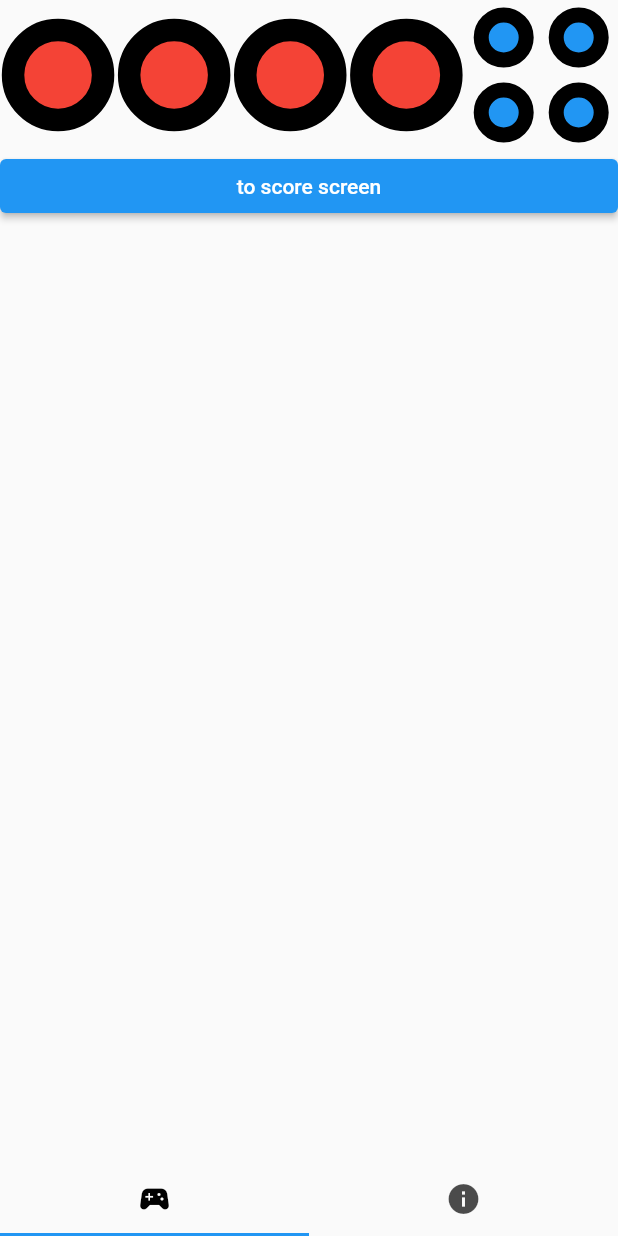
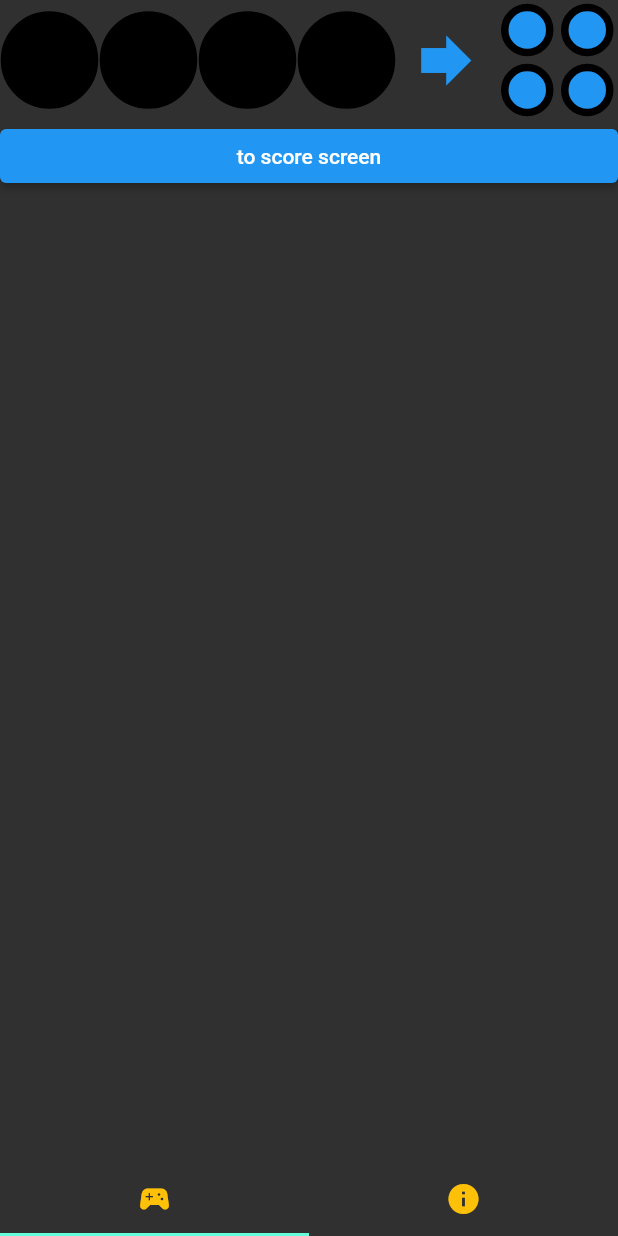
Before and after one commit to galileo-academy-wmiw/mastermind_leaf, a Flutter app: the screen it shows after launch, after a tap on "Start The Game", on a phone screen of 412 x 824 dp. Run offline on Flutter 3.47's test engine with Material 2 defaults, Android fonts, the phone set to English and light mode, and no system bars; our stand-ins replace audioplayers.

Commit message:
Made Buttons changeable

```diff
--- a/lib/classes/code-pin.dart
+++ b/lib/classes/code-pin.dart
@@ -1,21 +1,55 @@
 import 'package:flutter/material.dart';
 
-enum PinColor { red, yellow, green, blue, black, white, empty }
+enum PinColor {empty, red, yellow, green, blue, purple, orange}
 
-class CodePin extends StatelessWidget {
-  const CodePin({Key? key}) : super(key: key);
+
+class CodePin extends StatefulWidget {
+  CodePin({Key? key}) : super(key: key);
+
+  @override
+  State<CodePin> createState() => _CodePinState();
+}
+
+class _CodePinState extends State<CodePin> {
+  List<Color> pinColors = [Colors.black, Colors.red, Colors.yellow, Colors.green, Colors.blue, Colors.purple, Colors.orange];
+
+  int index = 0;
+
+  Color currentColor = Colors.black;
 
   @override
   Widget build(BuildContext context) {
-    return Container(
-      width: 75,
-      decoration: BoxDecoration(
-        color: Colors.red,
-        shape: BoxShape.circle,
-        border: Border.all(
-          width: 15,
-          color: Colors.black,
-          style: BorderStyle.solid,
+    return GestureDetector(
+      onTap: () {
+        setState((){
+          index++;
+
+          if(index >= 6){
+            index = 1;
+          }
+          currentColor = pinColors[index];
+        });
+      },
+      onDoubleTap: (){
+        setState(() {
+          index--;
+          if (index <= 1){
+            index = 6;
+          }
+
+          currentColor = pinColors[index];
+        });
+      },
+      child: Container(
+        width: 65,
+        decoration: BoxDecoration(
+          color: currentColor,
+          shape: BoxShape.circle,
+          border: Border.all(
+            width: 5,
+            color: Colors.black,
+            style: BorderStyle.solid,
+          ),
         ),
       ),
     );
--- /dev/null
+++ b/lib/classes/game-row.dart
@@ -0,0 +1,46 @@
+import 'package:flutter/material.dart';
+
+import '../classes/score-pin.dart';
+import '../classes/code-pin.dart';
+
+class GameRow extends StatefulWidget {
+  const GameRow({Key? key}) : super(key: key);
+
+  @override
+  State<GameRow> createState() => _GameRowState();
+}
+
+class _GameRowState extends State<GameRow> {
+  @override
+  Widget build(BuildContext context) {
+    return Container(
+      height: 80,
+      child: Row(
+        mainAxisAlignment: MainAxisAlignment.spaceAround,
+        children: [
+          CodePin(),
+          CodePin(),
+          CodePin(),
+          CodePin(),
+          TextButton(onPressed: (){}, child: Icon(Icons.forward, size: 50,)),
+          Container(
+            width: 80,
+            child: Column(
+              mainAxisAlignment: MainAxisAlignment.spaceAround,
+              children: [
+                Row(
+                    mainAxisAlignment: MainAxisAlignment.spaceAround,
+                    crossAxisAlignment: CrossAxisAlignment.center,
+                    children: [ScorePin(), ScorePin()]),
+                Row(
+                  mainAxisAlignment: MainAxisAlignment.spaceAround,
+                  crossAxisAlignment: CrossAxisAlignment.center,
+                  children: [ScorePin(), ScorePin()]),
+              ],
+            ),
+          )
+        ],
+      ),
+    );
+  }
+}
--- a/lib/classes/score-pin.dart
+++ b/lib/classes/score-pin.dart
@@ -13,13 +13,13 @@ class ScorePin extends StatelessWidget {
   @override
   Widget build(BuildContext context) {
     return Container(
-      height: 40,
-      width: 40,
+      height: 35,
+      width: 35,
       decoration: BoxDecoration(
         color: Colors.blue,
         shape: BoxShape.circle,
         border: Border.all(
-          width: 10,
+          width: 5,
           color: Colors.black,
           style: BorderStyle.solid,
         ),
--- a/lib/gamelogic.dart
+++ b/lib/gamelogic.dart
@@ -1,6 +1,6 @@
 import 'dart:math';
 
-enum PinColor { red, yellow, green, blue, black, white, empty }
+enum PinColor {empty, red, yellow, green, blue, purple, orange}
 
 enum Answer {
   rightSpot,
@@ -39,9 +39,9 @@ List<PinColor> generateNewCode() {
     } else if (rand == 3) {
       combination.insert(i, PinColor.blue);
     } else if (rand == 4) {
-      combination.insert(i, PinColor.black);
+      combination.insert(i, PinColor.purple);
     } else {
-      combination.insert(i, PinColor.white);
+      combination.insert(i, PinColor.orange);
     }
   }
   return combination;
--- a/lib/main.dart
+++ b/lib/main.dart
@@ -20,7 +20,7 @@ class AppRoot extends StatelessWidget {
   Widget build(BuildContext context) {
     return MaterialApp(
       debugShowCheckedModeBanner: false,
-      theme: ThemeData.light(),
+      theme: ThemeData.dark(),
       home: StartScreen()
     );
   }
@@ -43,8 +43,8 @@ class AppTree extends StatelessWidget {
         bottomNavigationBar: TabBar(
           labelColor: Colors.black,
           tabs: [
-            Tab(icon:Icon(Icons.sports_esports)),
-            Tab(icon:Icon(Icons.info))
+            Tab(icon:Icon(Icons.sports_esports, color: Colors.amber,)),
+            Tab(icon:Icon(Icons.info, color: Colors.amber,))
           ],
         ),
       ),
--- a/lib/screens/game-screen.dart
+++ b/lib/screens/game-screen.dart
@@ -2,6 +2,7 @@ import 'package:flutter/material.dart';
 
 import '../classes/score-pin.dart';
 import '../classes/code-pin.dart';
+import 'package:mastermind_leaf/classes/game-row.dart';
 import 'package:mastermind_leaf/screens/score-screen.dart';
 
 class GameScreen extends StatelessWidget {
@@ -13,35 +14,7 @@ class GameScreen extends StatelessWidget {
       children: [
         Column(
           children: [
-            Container(
-              height: 100,
-              child: Row(
-                mainAxisAlignment: MainAxisAlignment.spaceAround,
-                children: [
-                  CodePin(),
-                  CodePin(),
-                  CodePin(),
-                  CodePin(),
-                  Container(
-                    width: 100,
-                    child: Column(
-                      mainAxisAlignment: MainAxisAlignment.spaceAround,
-                      children: [
-                        Row(
-                            mainAxisAlignment: MainAxisAlignment.spaceAround,
-                            crossAxisAlignment: CrossAxisAlignment.center,
-                            children: [ScorePin(), ScorePin()]),
-                        Row(
-                          mainAxisAlignment: MainAxisAlignment.spaceAround,
-                          crossAxisAlignment: CrossAxisAlignment.center,
-                          children: [ScorePin(), ScorePin()],
-                        )
-                      ],
-                    ),
-                  )
-                ],
-              ),
-            )
+            GameRow(),
           ],
         ),
         ElevatedButton(
--- a/lib/screens/info-screen.dart
+++ b/lib/screens/info-screen.dart
@@ -8,7 +8,6 @@ class InfoScreen extends StatelessWidget {
   @override
   Widget build(BuildContext context) {
     return Container(
-      color: Colors.black87,
       child: Center(
         child: Padding(
           padding: const EdgeInsets.all(8.0),
--- a/lib/screens/start-screen.dart
+++ b/lib/screens/start-screen.dart
@@ -12,7 +12,6 @@ class StartScreen extends StatelessWidget {
   Widget build(BuildContext context) {
     return Scaffold(
       body: Container(
-        color: Colors.black87,
         child: Center(
           child: Column(
             mainAxisAlignment: MainAxisAlignment.center,
```
Also changed, not shown: lib/screens/score-screen.dart (+13 -2 lines).
